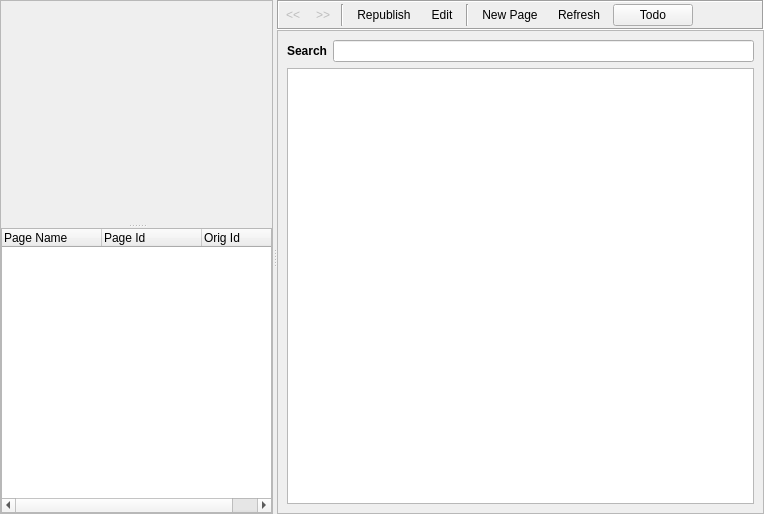
Old version of the form retroshare-gui/src/gui/WikiPoos/WikiDialog.ui in the repository RetroShare/RetroShare.
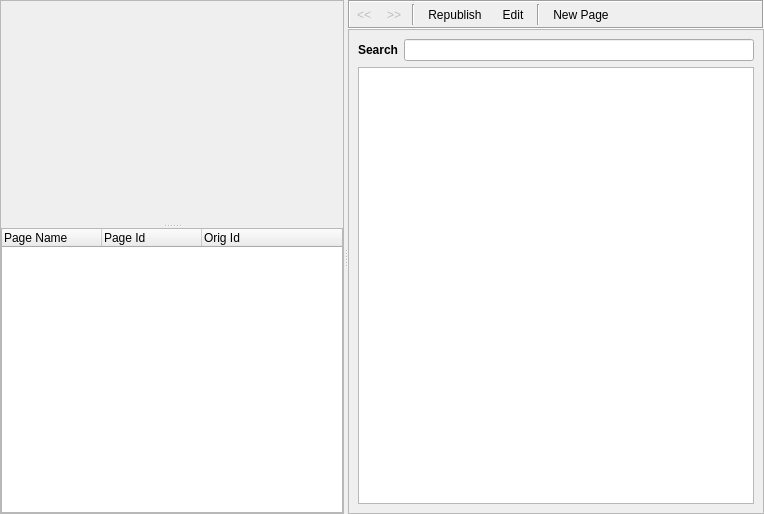
New version of the form. Icons and pictures are not drawn. Custom widgets are drawn as their Qt base class.

Commit message: Removed forgetten buttons

Diff of the .ui file:
```diff
--- a/retroshare-gui/src/gui/WikiPoos/WikiDialog.ui
+++ b/retroshare-gui/src/gui/WikiPoos/WikiDialog.ui
@@ -46,7 +46,7 @@
            <rect>
             <x>0</x>
             <y>0</y>
-            <width>241</width>
+            <width>240</width>
             <height>510</height>
            </rect>
           </property>
@@ -286,39 +286,6 @@
             </property>
            </widget>
           </item>
-          <item>
-           <widget class="QToolButton" name="toolButton_Delete">
-            <property name="enabled">
-             <bool>true</bool>
-            </property>
-            <property name="text">
-             <string>Refresh</string>
-            </property>
-            <property name="icon">
-             <iconset resource="Wiki_images.qrc">
-              <normaloff>:/images/reload.png</normaloff>:/images/reload.png</iconset>
-            </property>
-            <property name="iconSize">
-             <size>
-              <width>24</width>
-              <height>24</height>
-             </size>
-            </property>
-            <property name="toolButtonStyle">
-             <enum>Qt::ToolButtonTextBesideIcon</enum>
-            </property>
-            <property name="autoRaise">
-             <bool>true</bool>
-            </property>
-           </widget>
-          </item>
-          <item>
-           <widget class="QPushButton" name="pushButton">
-            <property name="text">
-             <string>Todo</string>
-            </property>
-           </widget>
-          </item>
           <item>
            <spacer name="horizontalSpacer">
             <property name="orientation">
@@ -348,7 +315,7 @@
            <rect>
             <x>0</x>
             <y>0</y>
-            <width>510</width>
+            <width>511</width>
             <height>480</height>
            </rect>
           </property>
```
